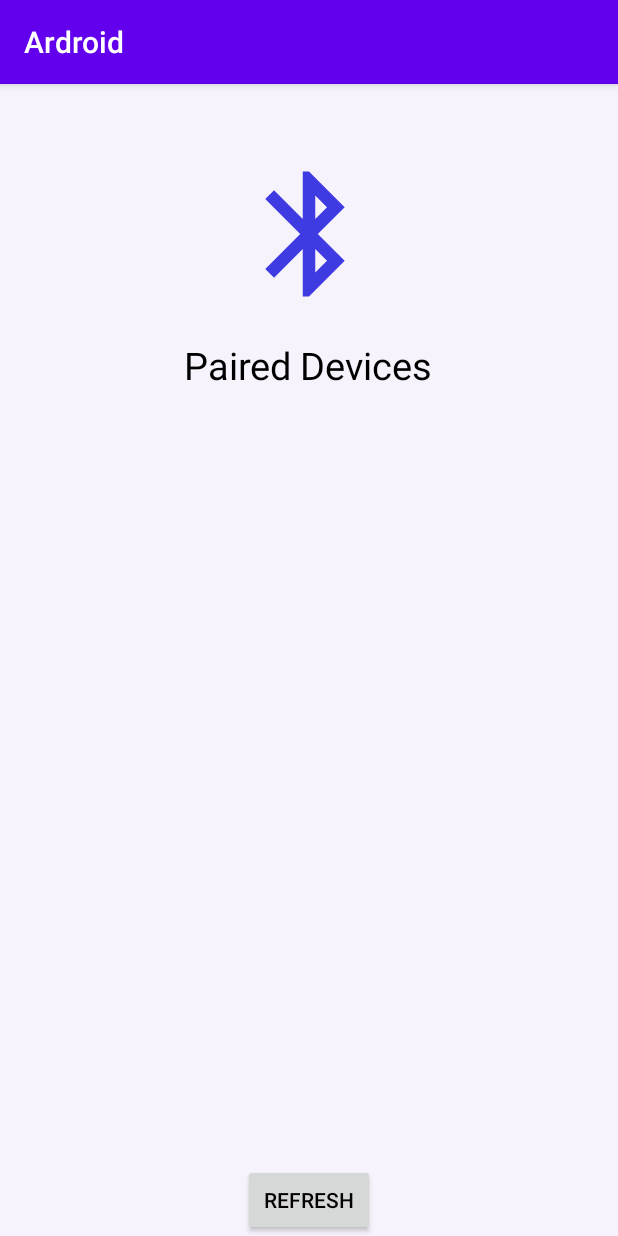
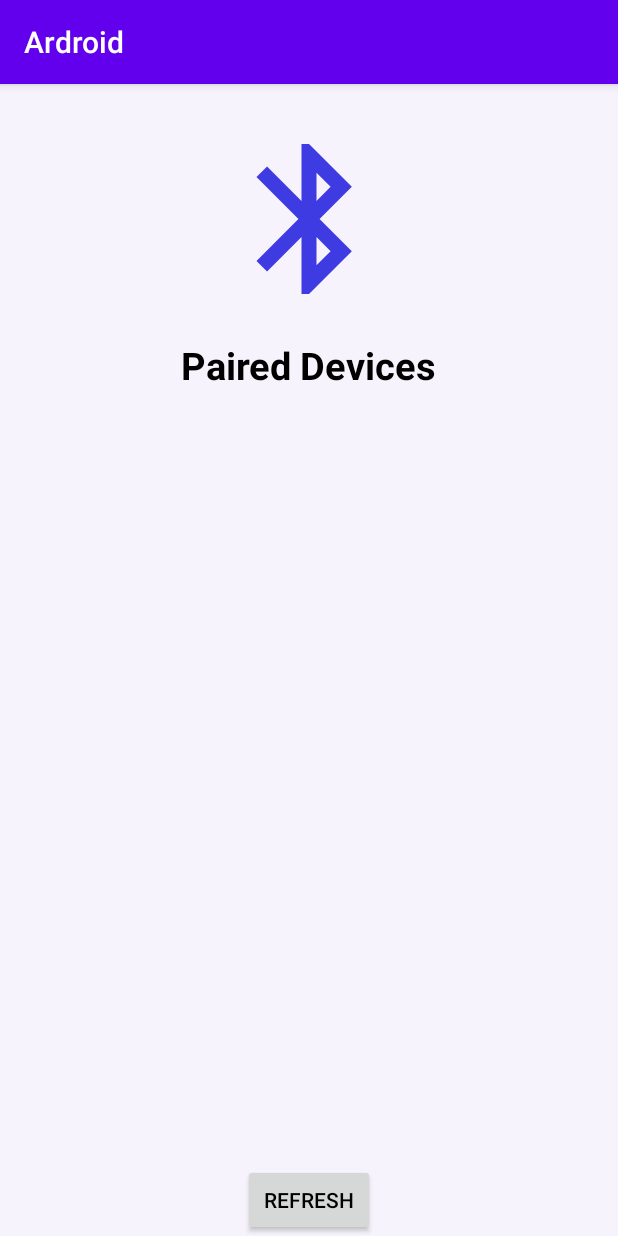
Before and after one commit to malhotrakartik/arduino-app, an Android app: the screen it shows after launch (MainActivity), on a phone screen of 412 x 824 dp. Run offline under Robolectric (Android 15) with nearby library versions, the phone set to English and light mode, and no system bars.

Commit message:
arduino app created

```diff
--- a/app/src/main/java/com/example/bluetoothapp/ControlActivity.kt
+++ b/app/src/main/java/com/example/bluetoothapp/ControlActivity.kt
@@ -89,7 +89,7 @@ class ControlActivity:AppCompatActivity(),TextToSpeech.OnInitListener{
 
         }
         locked.setOnClickListener {
-            sendCommand("0")
+            sendCommand("1")
             val text1 = "the lock has been unlocked"
             Texttospeech(text1)
 
@@ -98,7 +98,7 @@ class ControlActivity:AppCompatActivity(),TextToSpeech.OnInitListener{
             unlocked.visibility = View.VISIBLE
         }
         unlocked.setOnClickListener {
-            sendCommand("1")
+            sendCommand("0")
             val text1 = "the lock has been locked"
             Texttospeech(text1)
 
--- /dev/null
+++ b/app/src/main/java/com/example/bluetoothapp/WelcomeActivity.kt
@@ -0,0 +1,30 @@
+package com.example.bluetoothapp
+
+import android.content.Intent
+import androidx.appcompat.app.AppCompatActivity
+import android.os.Bundle
+import java.lang.Exception
+
+class WelcomeActivity : AppCompatActivity() {
+
+    override fun onCreate(savedInstanceState: Bundle?) {
+        super.onCreate(savedInstanceState)
+        setContentView(R.layout.activity_welcome)
+
+
+        val background = object : Thread(){
+            override fun run() {
+                try {
+                    Thread.sleep(1000)
+                    val intent = Intent(this@WelcomeActivity , MainActivity::class.java)
+                    startActivity(intent)
+                    finish()
+                }catch (e : Exception){
+                    e.printStackTrace()
+
+                }
+            }
+        }
+        background.start()
+    }
+}
--- a/app/src/main/res/layout/activity_main.xml
+++ b/app/src/main/res/layout/activity_main.xml
@@ -9,11 +9,11 @@
 
    <ImageView
       android:id="@+id/imgbluetoothOn"
-       android:layout_width="100dp"
-       android:layout_height="100dp"
+       android:layout_width="120dp"
+       android:layout_height="120dp"
       android:src="@drawable/bluetooth_on"
       android:layout_centerHorizontal="true"
-      android:layout_marginTop="50dp"/>
+      android:layout_marginTop="30dp"/>
 
    <TextView
        android:id="@+id/txtHeading"
@@ -22,6 +22,7 @@
       android:text="Paired Devices"
       android:layout_below="@+id/imgbluetoothOn"
       android:textSize="25sp"
+       android:textStyle="bold"
       android:layout_centerHorizontal="true"
       android:layout_marginTop="20dp"
       android:textColor="#000000"/>
--- a/app/src/main/res/values/colors.xml
+++ b/app/src/main/res/values/colors.xml
@@ -1,6 +1,7 @@
 <?xml version="1.0" encoding="utf-8"?>
 <resources>
     <color name="colorPrimary">#6200EE</color>
+    <color name="colorMain">#42EADDFF</color>
     <color name="colorPrimaryDark">#3700B3</color>
     <color name="colorAccent">#03DAC5</color>
 </resources>
```
Also changed, not shown: app/src/main/AndroidManifest.xml (+6 -2 lines), app/src/main/res/layout/activity_welcome.xml (added, +41 -0 lines).
